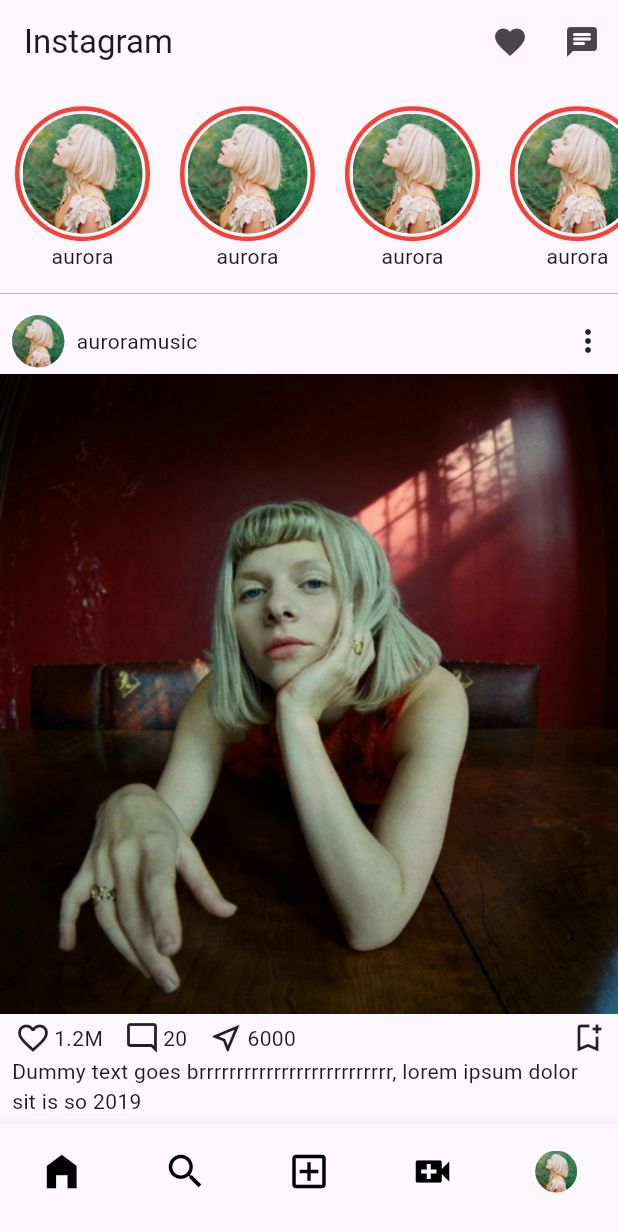
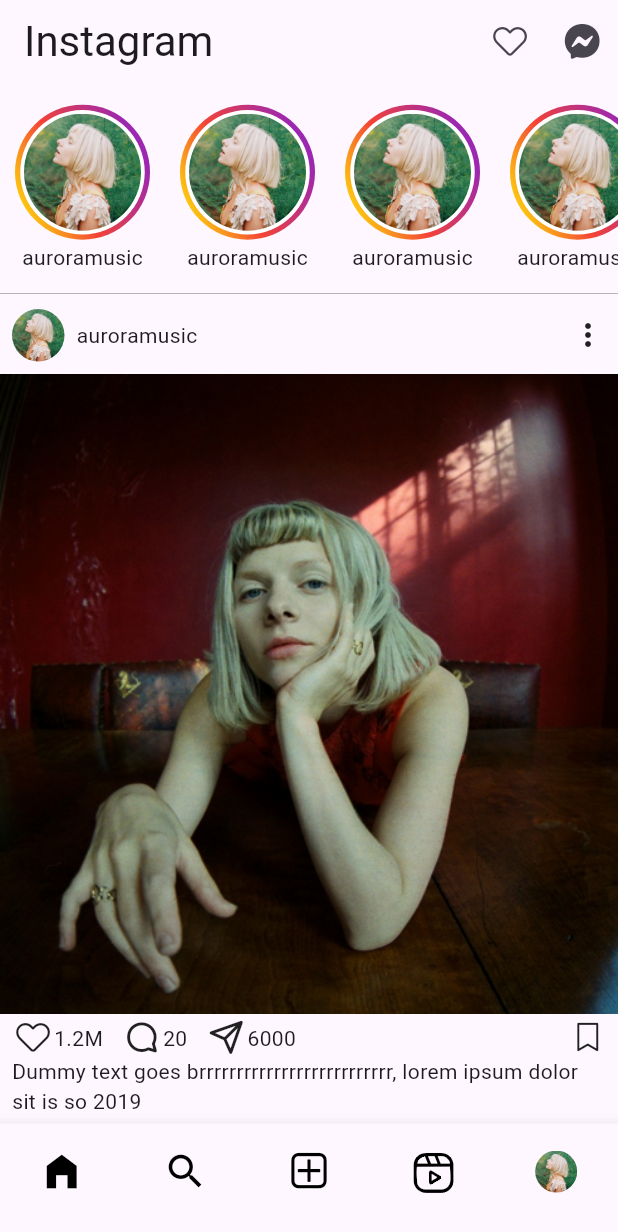
Before and after one commit to Jarv1sGH/insta_clone_flutter, a Flutter app: the screen it shows after launch, on a phone screen of 412 x 824 dp. Shown: the top 1232 px of the screen. Run offline on Flutter 3.47's test engine with Material 3 defaults, Android fonts, the phone set to English and light mode, and no system bars; our stand-ins replace google_fonts; Roboto replaces fonts that are missing (Lobster Two).

Commit message:
added custom icons

```diff
--- /dev/null
+++ b/lib/custom_icons_icons.dart
@@ -0,0 +1,42 @@
+/// Flutter icons CustomIcons
+/// Copyright (C) 2024 by original authors @ fluttericon.com, fontello.com
+/// This font was generated by FlutterIcon.com, which is derived from Fontello.
+///
+/// To use this font, place it in your fonts/ directory and include the
+/// following in your pubspec.yaml
+///
+/// flutter:
+///   fonts:
+///    - family:  CustomIcons
+///      fonts:
+///       - asset: fonts/CustomIcons.ttf
+///
+///
+/// * Font Awesome 5, Copyright (C) 2016 by Dave Gandy
+///         Author:    Dave Gandy
+///         License:   SIL (https://github.com/FortAwesome/Font-Awesome/blob/master/LICENSE.txt)
+///         Homepage:  http://fortawesome.github.com/Font-Awesome/
+///
+import 'package:flutter/widgets.dart';
+
+class CustomIcons {
+  CustomIcons._();
+
+  static const _kFontFam = 'CustomIcons';
+  static const String? _kFontPkg = null;
+
+  static const IconData addsquare =
+      IconData(0xe800, fontFamily: _kFontFam, fontPackage: _kFontPkg);
+  static const IconData comment =
+      IconData(0xe801, fontFamily: _kFontFam, fontPackage: _kFontPkg);
+  static const IconData heart =
+      IconData(0xe802, fontFamily: _kFontFam, fontPackage: _kFontPkg);
+  static const IconData reels =
+      IconData(0xe803, fontFamily: _kFontFam, fontPackage: _kFontPkg);
+  static const IconData save =
+      IconData(0xe804, fontFamily: _kFontFam, fontPackage: _kFontPkg);
+  static const IconData send =
+      IconData(0xe805, fontFamily: _kFontFam, fontPackage: _kFontPkg);
+  static const IconData messenger =
+      IconData(0xf39f, fontFamily: _kFontFam, fontPackage: _kFontPkg);
+}
--- a/lib/main.dart
+++ b/lib/main.dart
@@ -1,5 +1,5 @@
 import 'package:flutter/material.dart';
-import 'package:insta_clone/screens/home_screen.dart';
+// import 'package:google_fonts/google_fonts.dart';
 import 'package:insta_clone/screens/main_screen.dart';
 
 void main() {
@@ -11,6 +11,7 @@ class App extends StatelessWidget {
   @override
   Widget build(BuildContext context) {
     return const MaterialApp(
+      // theme: theme,
       title: 'InstagramClone',
       home: MainScreen(),
     );
--- a/lib/screens/main_screen.dart
+++ b/lib/screens/main_screen.dart
@@ -1,4 +1,6 @@
 import 'package:flutter/material.dart';
+import 'package:google_fonts/google_fonts.dart';
+import 'package:insta_clone/custom_icons_icons.dart';
 import 'package:insta_clone/screens/create_post_screen.dart';
 import 'package:insta_clone/screens/fyp.dart';
 import 'package:insta_clone/screens/home_screen.dart';
@@ -33,15 +35,20 @@ class _MainScreenState extends State<MainScreen> {
   Widget build(BuildContext context) {
     return Scaffold(
       appBar: AppBar(
-        title: const Text('Instagram'),
+        title: Text(
+          'Instagram',
+          style: GoogleFonts.getFont('Lobster Two', fontSize: 28),
+        ),
         actions: [
           IconButton(
             onPressed: () {},
-            icon: const Icon(Icons.favorite),
+            icon: const Icon(CustomIcons.heart),
           ),
           IconButton(
             onPressed: () {},
-            icon: const Icon(Icons.chat_rounded),
+            icon: const Icon(
+              CustomIcons.messenger,
+            ),
           ),
         ],
       ),
@@ -72,7 +79,7 @@ class _MainScreenState extends State<MainScreen> {
             icon: Padding(
               padding: EdgeInsets.only(top: 10),
               child: Icon(
-                Icons.add_box_outlined,
+                CustomIcons.addsquare,
                 color: Colors.black,
               ),
             ),
@@ -82,7 +89,7 @@ class _MainScreenState extends State<MainScreen> {
             icon: Padding(
               padding: EdgeInsets.only(top: 10),
               child: Icon(
-                Icons.video_call,
+                CustomIcons.reels,
                 color: Colors.black,
               ),
             ),
--- a/lib/widgets/post.dart
+++ b/lib/widgets/post.dart
@@ -1,4 +1,5 @@
 import 'package:flutter/material.dart';
+import 'package:insta_clone/custom_icons_icons.dart';
 import 'package:insta_clone/widgets/profile_picture.dart';
 
 class Post extends StatelessWidget {
@@ -8,7 +9,7 @@ class Post extends StatelessWidget {
     return Column(
       children: [
         const Padding(
-          padding: EdgeInsets.symmetric(horizontal: 8, vertical: 4),
+          padding: EdgeInsets.only(left: 8, right: 8, top: 0, bottom: 8),
           child: Row(
             children: [
               ProfilePicture(
@@ -39,7 +40,7 @@ class Post extends StatelessWidget {
                 children: [
                   Padding(
                     padding: EdgeInsets.symmetric(horizontal: 2),
-                    child: Icon(Icons.favorite_border),
+                    child: Icon(CustomIcons.heart),
                   ),
                   Text('1.2M'),
                   SizedBox(
@@ -47,7 +48,7 @@ class Post extends StatelessWidget {
                   ),
                   Padding(
                     padding: EdgeInsets.symmetric(horizontal: 2),
-                    child: Icon(Icons.mode_comment_outlined),
+                    child: Icon(CustomIcons.comment),
                   ),
                   Text('20'),
                   SizedBox(
@@ -55,14 +56,14 @@ class Post extends StatelessWidget {
                   ),
                   Padding(
                     padding: EdgeInsets.symmetric(horizontal: 2),
-                    child: Icon(Icons.near_me_outlined),
+                    child: Icon(CustomIcons.send),
                   ),
                   Text('6000'),
                   SizedBox(
                     width: 12,
                   ),
                   Spacer(),
-                  Icon(Icons.bookmark_add_outlined),
+                  Icon(CustomIcons.save),
                 ],
               ),
               Text(
--- a/lib/widgets/story.dart
+++ b/lib/widgets/story.dart
@@ -10,18 +10,48 @@ class Story extends StatelessWidget {
       child: Column(
         mainAxisAlignment: MainAxisAlignment.center,
         children: [
-          Container(
-            decoration: BoxDecoration(
-              border: Border.all(color: Colors.red, width: 3),
-              borderRadius: BorderRadius.circular(999),
-            ),
-            height: 90,
-            width: 90,
-            child: const Center(
-              child: ProfilePicture(imageWidth: 80, imageHeight: 80),
-            ),
+          Stack(
+            alignment: Alignment.center,
+            children: [
+              Container(
+                height: 90,
+                width: 90,
+                decoration: BoxDecoration(
+                  gradient: const LinearGradient(
+                    colors: [
+                      Colors.yellowAccent,
+                      Colors.red,
+                      Colors.purple,
+                    ],
+                    begin: Alignment.bottomLeft,
+                    end: Alignment.centerRight,
+                  ),
+                  borderRadius: BorderRadius.circular(999),
+                ),
+              ),
+              Container(
+                height: 83,
+                width: 83,
+                decoration: BoxDecoration(
+                  color: Colors.white,
+                  borderRadius: BorderRadius.circular(999),
+                ),
+                child: Center(
+                  child: Container(
+                    height: 78,
+                    width: 78,
+                    decoration: BoxDecoration(
+                      borderRadius: BorderRadius.circular(999),
+                    ),
+                    child:
+                        const ProfilePicture(imageWidth: 70, imageHeight: 70),
+                  ),
+                ),
+              ),
+            ],
           ),
-          const Text('aurora'),
+          const SizedBox(height: 2),
+          const Text('auroramusic'),
         ],
       ),
     );
--- a/pubspec.yaml
+++ b/pubspec.yaml
@@ -35,6 +35,7 @@ dependencies:
   # The following adds the Cupertino Icons font to your application.
   # Use with the CupertinoIcons class for iOS style icons.
   cupertino_icons: ^1.0.6
+  google_fonts: ^6.2.1
 
 dev_dependencies:
   flutter_test:
@@ -74,7 +75,10 @@ flutter:
   # "family" key with the font family name, and a "fonts" key with a
   # list giving the asset and other descriptors for the font. For
   # example:
-  # fonts:
+  fonts:
+      - family: CustomIcons
+        fonts:
+        - asset: fonts/CustomIcons.ttf
   #   - family: Schyler
   #     fonts:
   #       - asset: fonts/Schyler-Regular.ttf
```
Also changed, not shown: fonts/CustomIcons.ttf (added), pubspec.lock, 1 other file.
